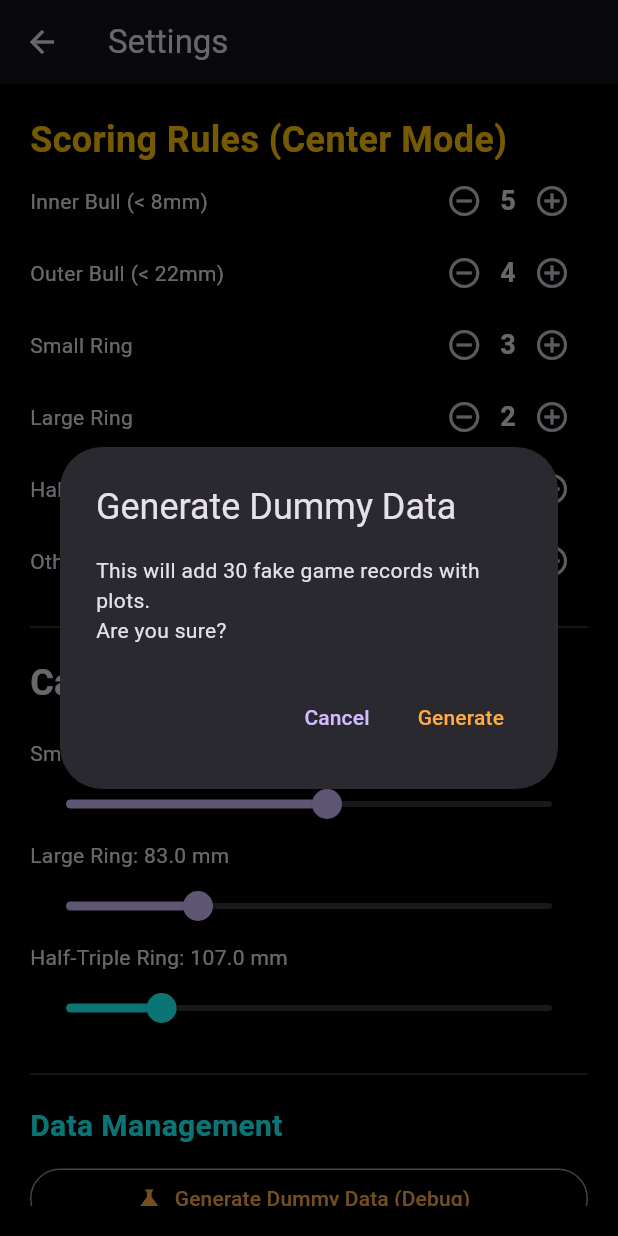
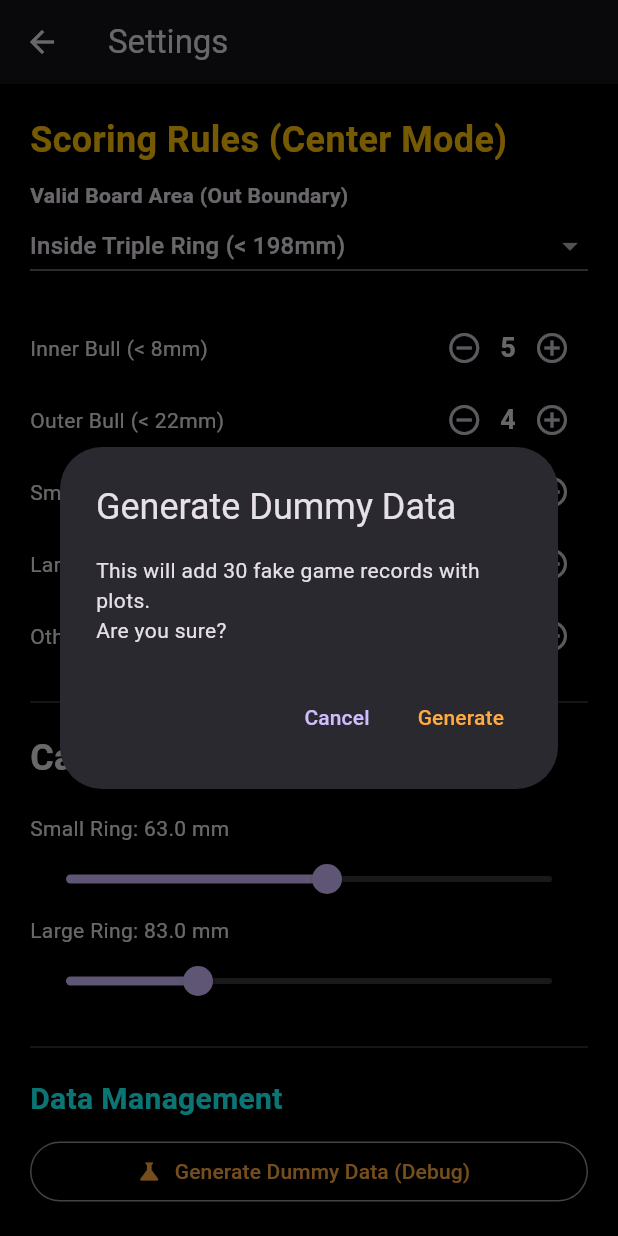
Before and after one commit to sseki27skt/darts_analyzer, a Flutter app: the SettingsPage screen opened directly, after a tap on "Generate Dummy Data (Debug)", on a phone screen of 412 x 824 dp. Run offline on Flutter 3.47's test engine with Material 3 defaults, Android fonts, the phone set to English and light mode, and no system bars; our stand-ins replace drift, fl_chart, shared_preferences; accounts and stored records are empty; generated files the repository leaves out were written again.

Commit message:
refactor: Remove unused ringHalfTripleMm variable and related code across multiple files

```diff
--- a/lib/screens/input_page.dart
+++ b/lib/screens/input_page.dart
@@ -29,14 +29,12 @@ class _PrecisionInputPageState extends State<PrecisionInputPage> {
   double visibleDiameterMm = 160.0;
   double ringSizeMm = 63.0;
   double ringLargeMm = 83.0;
-  double ringHalfTripleMm = 107.0;
   late int _scoringMode;
 
   int _scoreInner = 5;
   int _scoreOuter = 4;
   int _scoreSmall = 3;
   int _scoreLarge = 2;
-  int _scoreHalfTriple = 1;
   int _scoreArea = 0;
   double _outBoundaryMm = 340.0;
 
@@ -70,13 +68,11 @@ class _PrecisionInputPageState extends State<PrecisionInputPage> {
     setState(() {
       ringSizeMm = prefs.getDouble('ring_size_mm') ?? 63.0;
       ringLargeMm = prefs.getDouble('ring_large_mm') ?? 83.0;
-      ringHalfTripleMm = prefs.getDouble('ring_half_triple_mm') ?? 107.0;
 
       _scoreInner = prefs.getInt('score_inner') ?? 5;
       _scoreOuter = prefs.getInt('score_outer') ?? 4;
       _scoreSmall = prefs.getInt('score_small') ?? 3;
       _scoreLarge = prefs.getInt('score_large') ?? 2;
-      _scoreHalfTriple = prefs.getInt('score_half_triple') ?? 1;
       _scoreArea = prefs.getInt('score_area') ?? 0;
 
       int boundaryType = prefs.getInt('boundary_type') ?? 0;
@@ -85,11 +81,9 @@ class _PrecisionInputPageState extends State<PrecisionInputPage> {
           _outBoundaryMm = 340.0;
           break;
         case 1:
-          _outBoundaryMm = 214.0;
+          _outBoundaryMm = 198.0;
           break;
-        case 2:
-          _outBoundaryMm = ringHalfTripleMm;
-          break;
+
         default:
           _outBoundaryMm = 340.0;
       }
@@ -103,7 +97,6 @@ class _PrecisionInputPageState extends State<PrecisionInputPage> {
     if (distanceMm <= 22.0) return _scoreOuter;
     if (distanceMm <= ringSizeMm / 2) return _scoreSmall;
     if (distanceMm <= ringLargeMm / 2) return _scoreLarge;
-    if (distanceMm <= ringHalfTripleMm / 2) return _scoreHalfTriple;
     return _scoreArea;
   }
 
@@ -363,7 +356,6 @@ class _PrecisionInputPageState extends State<PrecisionInputPage> {
                                   visibleDiameterMm: visibleDiameterMm,
                                   ringSizeMm: ringSizeMm,
                                   ringLargeMm: ringLargeMm,
-                                  ringHalfTripleMm: ringHalfTripleMm,
                                 ),
                               ),
                             ),
--- a/lib/screens/settings_page.dart
+++ b/lib/screens/settings_page.dart
@@ -21,20 +21,18 @@ class SettingsPage extends StatefulWidget {
 }
 
 class _SettingsPageState extends State<SettingsPage> {
-  // --- 状態変数定義 ---
   late double _ringSizeMm;
   late double _ringLargeMm;
 
-  // キャリブレーションとモード
-  double _ringHalfTripleMm = 107.0;
+  // ★削除: double _ringHalfTripleMm = 107.0;
   int _scoreInner = 5;
   int _scoreOuter = 4;
   int _scoreSmall = 3;
   int _scoreLarge = 2;
-  int _scoreHalfTriple = 1;
-  int _scoreArea = 0;
-  int _boundaryType = 0;
-  // ---
+  // ★削除: int _scoreHalfTriple = 1;
+  int _scoreArea = 1; // デフォルト1点
+  int _boundaryType = 1; // デフォルト: Triple Inner
+  int _scoringMode = 0;
 
   @override
   void initState() {
@@ -49,16 +47,16 @@ class _SettingsPageState extends State<SettingsPage> {
     setState(() {
       _ringSizeMm = prefs.getDouble('ring_size_mm') ?? 63.0;
       _ringLargeMm = prefs.getDouble('ring_large_mm') ?? 83.0;
-
-      _ringHalfTripleMm = prefs.getDouble('ring_half_triple_mm') ?? 107.0;
+      // ★削除: _ringHalfTripleMm
 
       _scoreInner = prefs.getInt('score_inner') ?? 5;
       _scoreOuter = prefs.getInt('score_outer') ?? 4;
       _scoreSmall = prefs.getInt('score_small') ?? 3;
       _scoreLarge = prefs.getInt('score_large') ?? 2;
-      _scoreHalfTriple = prefs.getInt('score_half_triple') ?? 1;
-      _scoreArea = prefs.getInt('score_area') ?? 0;
-      _boundaryType = prefs.getInt('boundary_type') ?? 0;
+      // ★削除: _scoreHalfTriple
+      _scoreArea = prefs.getInt('score_area') ?? 1;
+      _boundaryType = prefs.getInt('boundary_type') ?? 1;
+      _scoringMode = prefs.getInt('scoring_mode') ?? 0;
     });
   }
 
@@ -66,16 +64,16 @@ class _SettingsPageState extends State<SettingsPage> {
     final prefs = await SharedPreferences.getInstance();
     await prefs.setDouble('ring_size_mm', _ringSizeMm);
     await prefs.setDouble('ring_large_mm', _ringLargeMm);
-
-    await prefs.setDouble('ring_half_triple_mm', _ringHalfTripleMm);
+    // ★削除: ring_half_triple_mm
 
     await prefs.setInt('score_inner', _scoreInner);
     await prefs.setInt('score_outer', _scoreOuter);
     await prefs.setInt('score_small', _scoreSmall);
     await prefs.setInt('score_large', _scoreLarge);
-    await prefs.setInt('score_half_triple', _scoreHalfTriple);
+    // ★削除: score_half_triple
     await prefs.setInt('score_area', _scoreArea);
     await prefs.setInt('boundary_type', _boundaryType);
+    await prefs.setInt('scoring_mode', _scoringMode);
 
     if (mounted) {
       Navigator.of(context).pop({
@@ -87,7 +85,7 @@ class _SettingsPageState extends State<SettingsPage> {
   }
 
   // ----------------------------------------
-  // ★★★ データ管理ロジック (修正版) ★★★
+  // データ管理ロジック
   // ----------------------------------------
 
   Future<void> _exportData() async {
@@ -104,7 +102,6 @@ class _SettingsPageState extends State<SettingsPage> {
           'x': t.x,
           'y': t.y,
           'orderIndex': t.orderIndex,
-          // ★追加: ラベル情報もエクスポート
           'segmentLabel': t.segmentLabel,
         });
       }
@@ -121,6 +118,7 @@ class _SettingsPageState extends State<SettingsPage> {
             'sdY': game.sdY,
             'ringSizeMm': game.ringSizeMm,
             'ringLargeMm': game.ringLargeMm,
+            'gameType': game.gameType,
           },
           'points': throwsByGame[game.id] ?? [],
         });
@@ -188,6 +186,7 @@ class _SettingsPageState extends State<SettingsPage> {
             sdY: (meta['sdY'] as num).toDouble(),
             ringSizeMm: (meta['ringSizeMm'] as num).toDouble(),
             ringLargeMm: (meta['ringLargeMm'] as num?)?.toDouble() ?? 83.0,
+            gameType: drift.Value(meta['gameType'] as int? ?? 0),
           ));
 
           for (final p in points) {
@@ -196,7 +195,6 @@ class _SettingsPageState extends State<SettingsPage> {
               x: (p['x'] as num).toDouble(),
               y: (p['y'] as num).toDouble(),
               orderIndex: p['orderIndex'],
-              // ★追加: ラベル情報を復元 (ない場合は空文字)
               segmentLabel: drift.Value(p['segmentLabel'] ?? ''),
             ));
           }
@@ -276,6 +274,7 @@ class _SettingsPageState extends State<SettingsPage> {
           sdY: sdY,
           ringSizeMm: _ringSizeMm,
           ringLargeMm: _ringLargeMm,
+          gameType: drift.Value(0), // Center mode
         ));
 
         for(int j=0; j<3; j++) {
@@ -284,7 +283,6 @@ class _SettingsPageState extends State<SettingsPage> {
             x: dummyPoints[j].dx,
             y: dummyPoints[j].dy,
             orderIndex: j,
-            // ★追加: ダミーデータにもラベルを入れる
             segmentLabel: drift.Value("DEBUG"),
           ));
         }
@@ -348,16 +346,31 @@ class _SettingsPageState extends State<SettingsPage> {
             crossAxisAlignment: CrossAxisAlignment.start,
             children: [
               const Text("Scoring Rules (Center Mode)", style: TextStyle(fontSize: 24, fontWeight: FontWeight.bold, color: Colors.amber)),
+              const SizedBox(height: 10),
+
+              // --- Boundary Setting ---
+              const Text("Valid Board Area (Out Boundary)", style: TextStyle(fontWeight: FontWeight.bold)),
+              DropdownButton<int>(
+                value: _boundaryType,
+                isExpanded: true,
+                dropdownColor: Colors.grey[800],
+                items: const [
+                  DropdownMenuItem(value: 0, child: Text("Outside Double Ring (> 340mm)")),
+                  DropdownMenuItem(value: 1, child: Text("Inside Triple Ring (< 198mm)")), // ★修正: 内径
+                  // Half-Triple は削除
+                ],
+                onChanged: (val) => setState(() => _boundaryType = val!),
+              ),
+              const SizedBox(height: 20),
 
               _buildScoreInput("Inner Bull (< 8mm)", _scoreInner, (v) => _scoreInner = v),
               _buildScoreInput("Outer Bull (< 22mm)", _scoreOuter, (v) => _scoreOuter = v),
               _buildScoreInput("Small Ring", _scoreSmall, (v) => _scoreSmall = v),
               _buildScoreInput("Large Ring", _scoreLarge, (v) => _scoreLarge = v),
-              _buildScoreInput("Half-Triple Ring", _scoreHalfTriple, (v) => _scoreHalfTriple = v),
+              // Half-Triple Input は削除
               _buildScoreInput("Other Valid Area", _scoreArea, (v) => _scoreArea = v),
 
               const Divider(height: 40, thickness: 1, color: Colors.white24),
-
 
               const Text("Calibration", style: TextStyle(fontSize: 24, fontWeight: FontWeight.bold)),
               const SizedBox(height: 20),
@@ -368,8 +381,7 @@ class _SettingsPageState extends State<SettingsPage> {
               Text("Large Ring: ${_ringLargeMm.toStringAsFixed(1)} mm"),
               Slider(value: _ringLargeMm, min: 40.0, max: 200.0, divisions: 160, label: "${_ringLargeMm.toStringAsFixed(1)} mm", onChanged: (val) => setState(() => _ringLargeMm = val)),
 
-              Text("Half-Triple Ring: ${_ringHalfTripleMm.toStringAsFixed(1)} mm"),
-              Slider(value: _ringHalfTripleMm, min: 80.0, max: 220.0, divisions: 140, label: "${_ringHalfTripleMm.toStringAsFixed(1)} mm", activeColor: Colors.cyanAccent, onChanged: (val) => setState(() => _ringHalfTripleMm = val)),
+              // Half-Triple Slider は削除
 
               const Divider(height: 40, thickness: 1, color: Colors.white24),
 
```
Also changed, not shown: lib/painters/board_painter.dart (+10 -10 lines).
